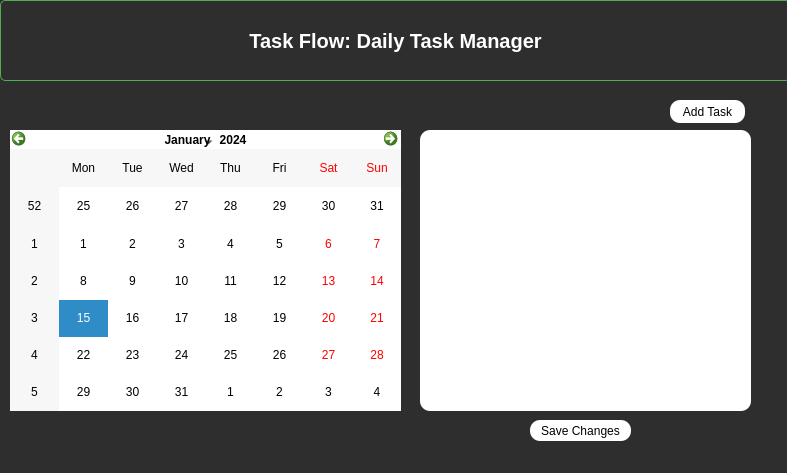
Above: main.ui from GrimReaper606/DailyTaskSchedulerUsingPython before the change. Below: the same form after it.
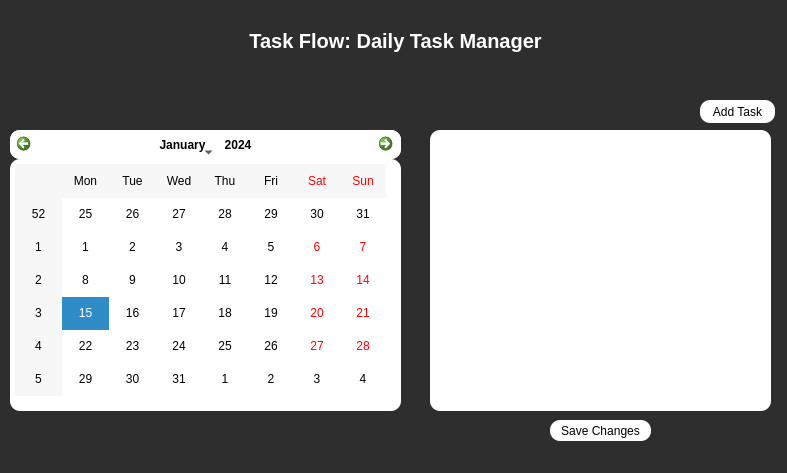
That is the form after the change.

```diff
--- a/main.ui
+++ b/main.ui
@@ -30,15 +30,15 @@
     <string notr="true">background-color: #FFFFFF;
 color: #000000; 
 border-radius: 10px;
-</string>
+padding :5px</string>
    </property>
   </widget>
   <widget class="QListWidget" name="listWidget">
    <property name="geometry">
     <rect>
-     <x>420</x>
+     <x>430</x>
      <y>130</y>
-     <width>331</width>
+     <width>341</width>
      <height>281</height>
     </rect>
    </property>
@@ -52,7 +52,7 @@
   <widget class="QPushButton" name="pushButton">
    <property name="geometry">
     <rect>
-     <x>530</x>
+     <x>550</x>
      <y>420</y>
      <width>101</width>
      <height>21</height>
@@ -71,7 +71,7 @@
   <widget class="QPushButton" name="pushButton_2">
    <property name="geometry">
     <rect>
-     <x>670</x>
+     <x>700</x>
      <y>100</y>
      <width>75</width>
      <height>23</height>
@@ -102,7 +102,7 @@
                 font-family: Arial, sans-serif;
                 font-size: 20px;
                 font-weight: bold;
-                border: 1px solid #4CAF50;
+                border: 1px;
                 border-radius: 5px;
                 padding: 10px;</string>
    </property>
```
